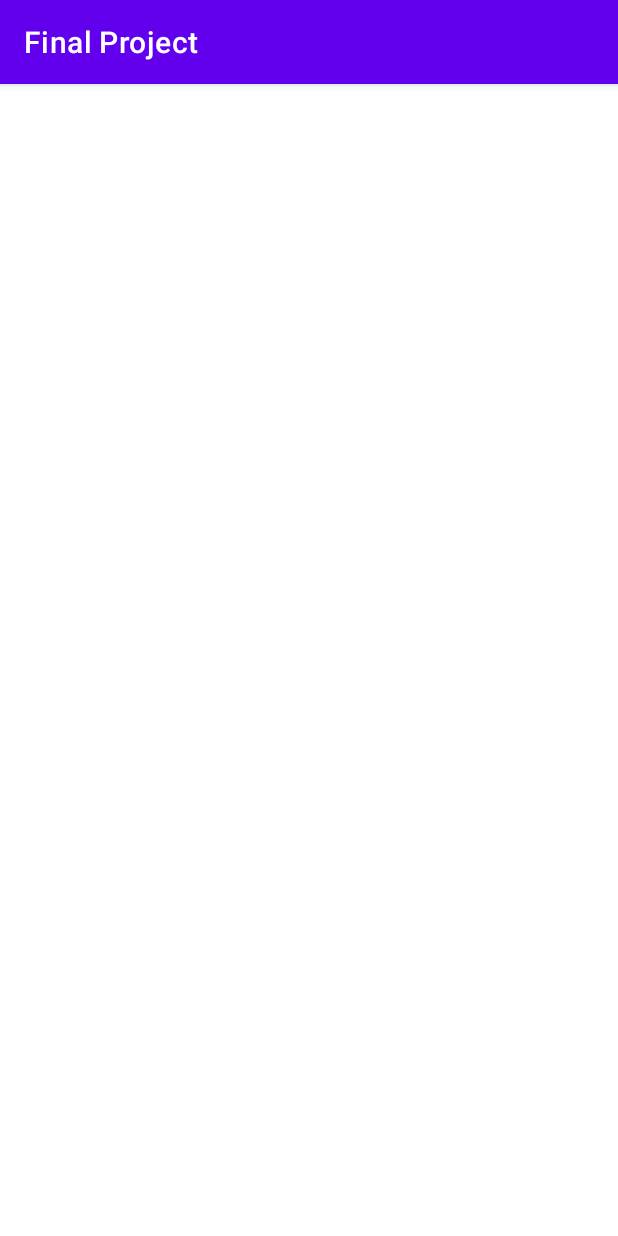
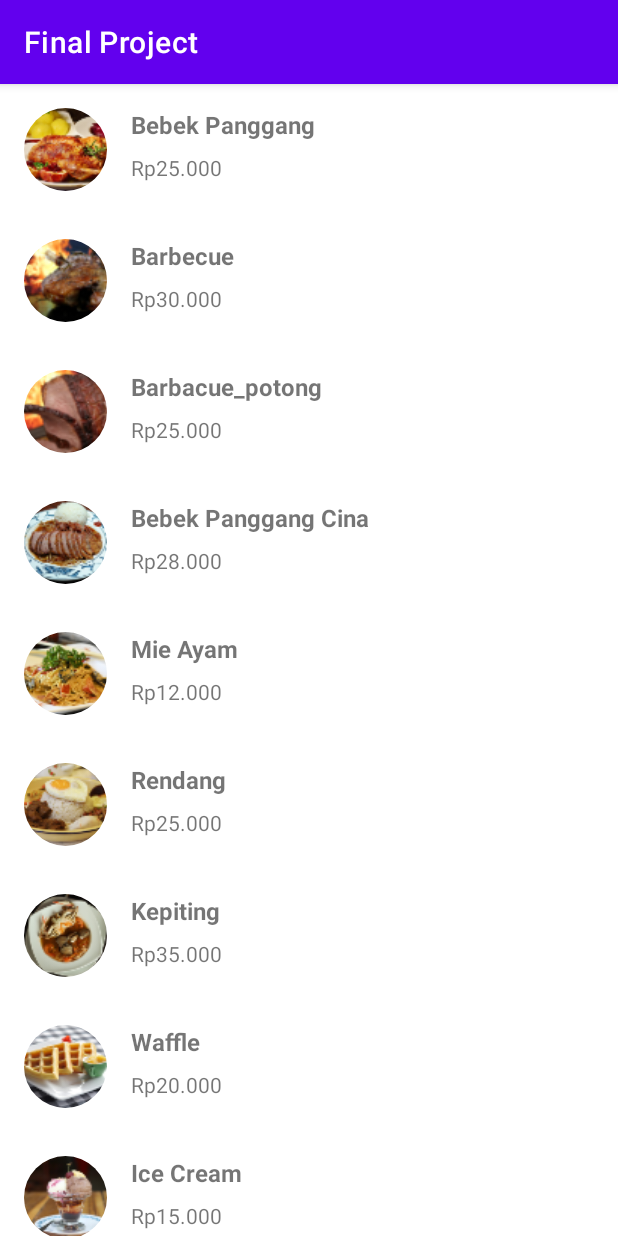
Before and after one commit to imadeekosatria/Android-Courses-DCoding, an Android app: the screen it shows after launch (MainActivity), on a phone screen of 412 x 824 dp. Run offline under Robolectric (Android 15) with nearby library versions, the phone set to English and light mode, and no system bars; our stand-ins replace CircleImageView.

Commit message:
Tampilan List

```diff
--- a/Final_Project/app/build.gradle
+++ b/Final_Project/app/build.gradle
@@ -4,7 +4,7 @@ plugins {
 }
 
 android {
-    compileSdkVersion 31
+    compileSdkVersion 30
     buildToolsVersion "31.0.0"
 
     defaultConfig {
@@ -42,4 +42,8 @@ dependencies {
     testImplementation 'junit:junit:4.+'
     androidTestImplementation 'androidx.test.ext:junit:1.1.3'
     androidTestImplementation 'androidx.test.espresso:espresso-core:3.4.0'
+    implementation 'androidx.recyclerview:recyclerview:1.1.0'
+    implementation 'androidx.cardview:cardview:1.0.0'
+    implementation 'de.hdodenhof:circleimageview:3.1.0'
+    implementation 'com.github.bumptech.glide:glide:4.11.0'
 }
--- a/Final_Project/app/src/main/AndroidManifest.xml
+++ b/Final_Project/app/src/main/AndroidManifest.xml
@@ -9,7 +9,8 @@
         android:roundIcon="@mipmap/ic_launcher_round"
         android:supportsRtl="true"
         android:theme="@style/Theme.FinalProject">
-        <activity android:name=".MainActivity">
+        <activity android:name=".MainActivity"
+            android:exported="true">
             <intent-filter>
                 <action android:name="android.intent.action.MAIN" />
 
--- /dev/null
+++ b/Final_Project/app/src/main/java/com/example/finalproject/Food.kt
@@ -0,0 +1,7 @@
+package com.example.finalproject
+
+data class Food(
+    var name: String = "",
+    var price: String = "",
+    var photo: Int = 0
+)
--- /dev/null
+++ b/Final_Project/app/src/main/java/com/example/finalproject/FoodData.kt
@@ -0,0 +1,52 @@
+package com.example.finalproject
+
+object FoodData {
+    private val foodName = arrayOf("Bebek Panggang",
+        "Barbecue",
+        "Barbacue_potong",
+        "Bebek Panggang Cina",
+        "Mie Ayam",
+        "Rendang",
+        "Kepiting",
+        "Waffle",
+        "Ice Cream",
+        "Strawberry Dessert"
+    )
+
+    private val foodPrice = arrayOf("Rp25.000",
+        "Rp30.000",
+        "Rp25.000",
+        "Rp28.000",
+        "Rp12.000",
+        "Rp25.000",
+        "Rp35.000",
+        "Rp20.000",
+        "Rp15.000",
+        "Rp18.000"
+    )
+
+    private val foodImages = intArrayOf(R.drawable.bebek_panggang,
+        R.drawable.barbecue,
+        R.drawable.barbecue_potong,
+        R.drawable.bebek_panggang_cina,
+        R.drawable.mie_ayam,
+        R.drawable.rendang,
+        R.drawable.kepiting,
+        R.drawable.waffle,
+        R.drawable.ice_cream,
+        R.drawable.strawberry_dessert
+    )
+
+    val listData: ArrayList<Food>
+        get(){
+            val list = arrayListOf<Food>()
+            for (position in foodName.indices){
+                val food = Food()
+                food.name = foodName[position]
+                food.price = foodPrice[position]
+                food.photo = foodImages[position]
+                list.add(food)
+            }
+            return list
+        }
+}
--- /dev/null
+++ b/Final_Project/app/src/main/java/com/example/finalproject/ListFoodAdapter.kt
@@ -0,0 +1,41 @@
+package com.example.finalproject
+
+import android.view.LayoutInflater
+import android.view.View
+import android.view.ViewGroup
+import android.widget.ImageView
+import android.widget.TextView
+import androidx.recyclerview.widget.RecyclerView
+import com.bumptech.glide.Glide
+import com.bumptech.glide.request.RequestOptions
+import java.util.ArrayList
+
+class ListFoodAdapter(private val listFood: ArrayList<Food>) : RecyclerView.Adapter<ListFoodAdapter.ListViewHolder>() {
+
+    override fun onCreateViewHolder(parent: ViewGroup, viewType: Int): ListViewHolder {
+        val view: View = LayoutInflater.from(parent.context).inflate(R.layout.item_row_food, parent, false)
+        return ListViewHolder(view)
+    }
+
+    override fun onBindViewHolder(holder: ListViewHolder, position: Int) {
+        val food = listFood[position]
+
+        Glide.with(holder.itemView.context)
+            .load(food.photo)
+            .apply(RequestOptions().override(55,55))
+            .into(holder.imgItem)
+
+        holder.name.text = food.name
+        holder.harga.text = food.price
+    }
+
+    override fun getItemCount(): Int {
+        return listFood.size
+    }
+    inner class ListViewHolder(itemView: View) : RecyclerView.ViewHolder(itemView) {
+        var name: TextView = itemView.findViewById(R.id.nama_item)
+        var harga: TextView = itemView.findViewById(R.id.harga_item)
+        var imgItem: ImageView = itemView.findViewById(R.id.item_photo)
+
+    }
+}
--- a/Final_Project/app/src/main/java/com/example/finalproject/MainActivity.kt
+++ b/Final_Project/app/src/main/java/com/example/finalproject/MainActivity.kt
@@ -2,10 +2,28 @@ package com.example.finalproject
 
 import androidx.appcompat.app.AppCompatActivity
 import android.os.Bundle
+import androidx.recyclerview.widget.LinearLayoutManager
+import androidx.recyclerview.widget.RecyclerView
+import java.util.ArrayList
 
 class MainActivity : AppCompatActivity() {
+    private lateinit var rvFood: RecyclerView
+    private var list: ArrayList<Food> = arrayListOf()
+
     override fun onCreate(savedInstanceState: Bundle?) {
         super.onCreate(savedInstanceState)
         setContentView(R.layout.activity_main)
+
+        rvFood = findViewById(R.id.rv_food)
+        rvFood.setHasFixedSize(true)
+
+        list.addAll(FoodData.listData)
+        tampilview()
+    }
+
+    private fun tampilview(){
+        rvFood.layoutManager = LinearLayoutManager(this)
+        val listFoodAdapter = ListFoodAdapter(list)
+        rvFood.adapter = listFoodAdapter
     }
 }
--- a/Final_Project/app/src/main/res/layout/activity_main.xml
+++ b/Final_Project/app/src/main/res/layout/activity_main.xml
@@ -6,7 +6,8 @@
     android:layout_height="match_parent">
 
     <androidx.recyclerview.widget.RecyclerView
-        android:id="@+id/rv_heroes"
+        android:id="@+id/rv_food"
         android:layout_width="match_parent"
-        android:layout_height="match_parent" />
+        android:layout_height="match_parent"
+        tools:listitem="@layout/item_row_food"/>
 </RelativeLayout>
--- /dev/null
+++ b/Final_Project/app/src/main/res/layout/item_row_food.xml
@@ -0,0 +1,36 @@
+<?xml version="1.0" encoding="utf-8"?>
+<LinearLayout xmlns:android="http://schemas.android.com/apk/res/android"
+    xmlns:tools="http://schemas.android.com/tools"
+    android:orientation="horizontal"
+    android:layout_width="match_parent"
+    android:layout_height="wrap_content"
+    android:padding="16dp">
+
+    <de.hdodenhof.circleimageview.CircleImageView
+        android:id="@+id/item_photo"
+        android:layout_width="55dp"
+        android:layout_height="55dp"
+        android:layout_marginEnd="16dp"
+        tools:src="@tools:sample/avatars"/>
+
+    <LinearLayout
+        android:layout_width="match_parent"
+        android:layout_height="wrap_content"
+        android:orientation="vertical">
+        <TextView
+            android:id="@+id/nama_item"
+            android:layout_width="match_parent"
+            android:layout_height="wrap_content"
+            android:layout_marginBottom="8dp"
+            android:textSize="16sp"
+            android:textStyle="bold"
+            tools:text="@string/food_name"/>
+        <TextView
+            android:id="@+id/harga_item"
+            android:layout_width="match_parent"
+            android:layout_height="wrap_content"
+            android:ellipsize="end"
+            android:maxLines="2"
+            tools:text="@string/harga"/>
+    </LinearLayout>
+</LinearLayout>
--- a/Final_Project/app/src/main/res/values/strings.xml
+++ b/Final_Project/app/src/main/res/values/strings.xml
@@ -1,3 +1,5 @@
 <resources>
     <string name="app_name">Final Project</string>
+    <string name="food_name">Nama Makanan</string>
+    <string name="harga">Harga</string>
 </resources>
```
Also changed, not shown: Final_Project/app/src/main/res/drawable/barbecue.jpg (renamed from Final_Project/app/src/main/res/drawable/barbecue-1239145_640.jpg), Final_Project/app/src/main/res/drawable/barbecue_potong.jpg (renamed from Final_Project/app/src/main/res/drawable/barbecue-1239434_640.jpg), Final_Project/app/src/main/res/drawable/bebek_panggang.jpg (renamed from Final_Project/app/src/main/res/drawable/duck-2957809_640.jpg), Final_Project/app/src/main/res/drawable/bebek_panggang_cina.jpg (renamed from Final_Project/app/src/main/res/drawable/Bebek panggang.jpg), Final_Project/app/src/main/res/drawable/ice_cream.jpg (renamed from Final_Project/app/src/main/res/drawable/bowl-1932375_640.jpg), Final_Project/app/src/main/res/drawable/kepiting.jpg (renamed from Final_Project/app/src/main/res/drawable/crab-2073553_640.jpg), Final_Project/app/src/main/res/drawable/mie_ayam.jpg (renamed from Final_Project/app/src/main/res/drawable/Mie Ayam.jpg), Final_Project/app/src/main/res/drawable/rendang.jpg (renamed from Final_Project/app/src/main/res/drawable/asian-food-608973_640.jpg), Final_Project/app/src/main/res/drawable/strawberry_dessert.jpg (renamed from Final_Project/app/src/main/res/drawable/strawberry-dessert-2191973_640.jpg), Final_Project/app/src/main/res/drawable/waffle.jpg (renamed from Final_Project/app/src/main/res/drawable/food-863484_640.jpg).
